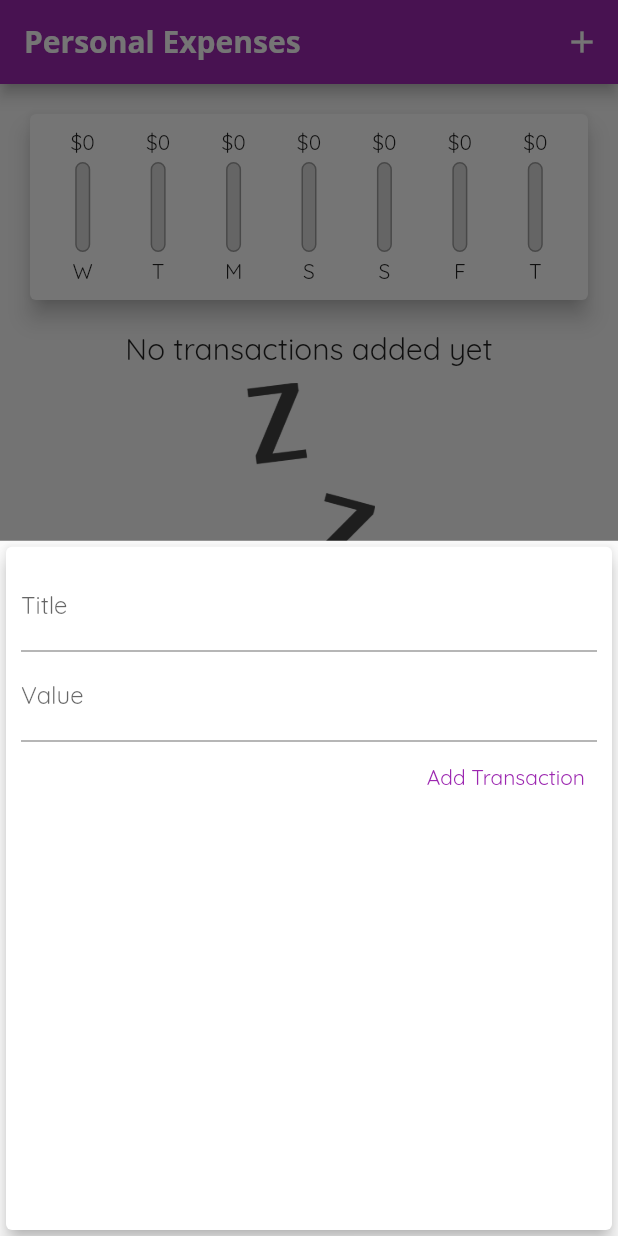
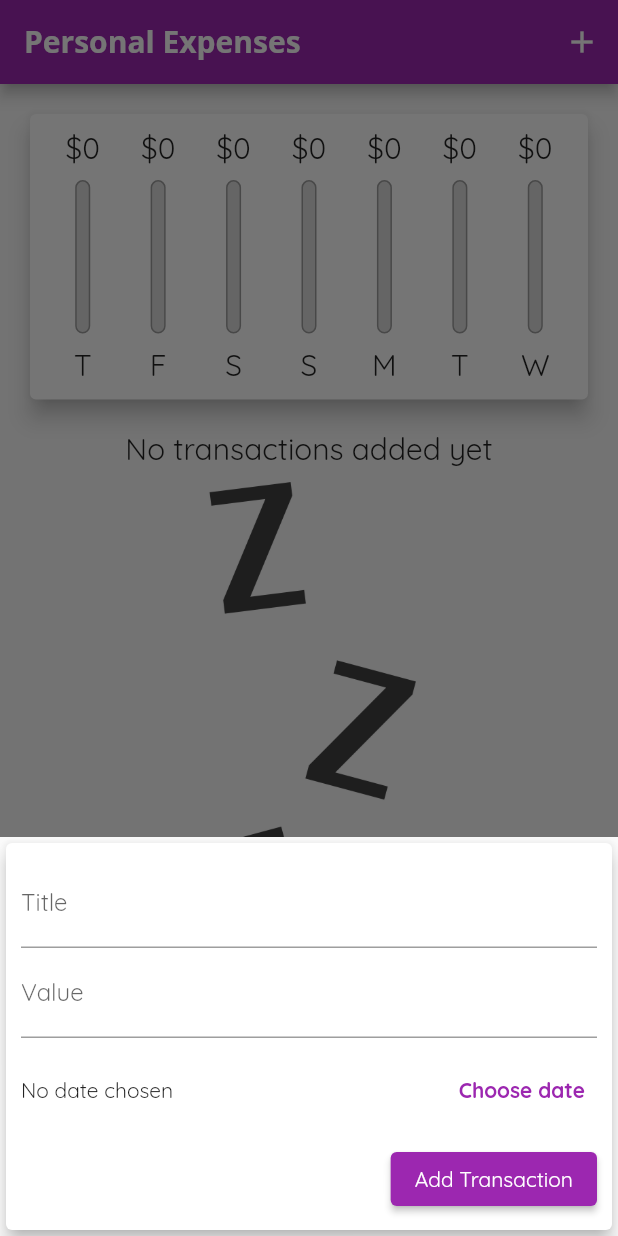
Before and after one commit to GBRRIBEIRO/flutterExpensesTracker, a Flutter app: the screen it shows after launch, after a tap on the "add" icon, on a phone screen of 412 x 824 dp. Run offline on Flutter 3.47's test engine with Material 2 defaults, Android fonts, the phone set to English and light mode, and no system bars.

Commit message:
Project Finished

```diff
--- a/lib/main.dart
+++ b/lib/main.dart
@@ -41,20 +41,9 @@ class MyHomePage extends StatefulWidget {
 }
 
 class _MyHomePageState extends State<MyHomePage> {
-  final List<Transaction> _userTransactions = [
-    // Transaction(
-    //   id: '1',
-    //   title: 'Car',
-    //   value: 10000,
-    //   date: DateTime.now(),
-    // ),
-    // Transaction(
-    //   id: '2',
-    //   title: 'Drugs',
-    //   value: 1000,
-    //   date: DateTime.now(),
-    // )
-  ];
+  final List<Transaction> _userTransactions = [];
+
+  bool _showChart = false;
 
   List<Transaction> get _recentTransactions {
     //'.where' methof returns a "new list" where the conditions met
@@ -67,15 +56,21 @@ class _MyHomePageState extends State<MyHomePage> {
     }).toList();
   }
 
-  void _addNewTransaction(String titleTx, double valueTx) {
+  void _addNewTransaction(String titleTx, double valueTx, DateTime dateTx) {
     final newTx = Transaction(
         id: DateTime.now().toString(),
         title: titleTx,
         value: valueTx,
-        date: DateTime.now());
+        date: dateTx);
 
     setState(() {
       _userTransactions.add(newTx);
+    });
+  }
+
+  void _deleteTransaction(String id) {
+    setState(() {
+      _userTransactions.removeWhere((element) => element.id == id);
     });
   }
 
@@ -89,9 +84,12 @@ class _MyHomePageState extends State<MyHomePage> {
 
   @override
   Widget build(BuildContext context) {
+    final mediaQuery = MediaQuery.of(context);
     initializeDateFormatting();
-    return Scaffold(
-      appBar: AppBar(
+
+    final bool isLandscaped = mediaQuery.orientation == Orientation.landscape;
+
+    final appBar = AppBar(
       title: Text('Personal Expenses'),
       actions: <Widget>[
         IconButton(
@@ -101,12 +99,53 @@ class _MyHomePageState extends State<MyHomePage> {
           icon: Icon(Icons.add),
         )
       ],
+    );
+
+    final txListWidget = Container(
+        height: (mediaQuery.size.height -
+                appBar.preferredSize.height -
+                mediaQuery.padding.top) *
+            0.7,
+        child: TransactionList(_userTransactions, _deleteTransaction));
+
+    return Scaffold(
+      appBar: appBar,
+      body: SafeArea(
+        child: SingleChildScrollView(
+          child: Column(children: [
+            if (isLandscaped)
+              Row(
+                mainAxisAlignment: MainAxisAlignment.center,
+                children: [
+                  Text('Show chart'),
+                  Switch(
+                      value: _showChart,
+                      onChanged: (value) {
+                        setState(() {
+                          _showChart = value;
+                        });
+                      })
+                ],
               ),
-      body: SingleChildScrollView(
-        child: Column(children: [
-          Chart(_recentTransactions),
-          TransactionList(_userTransactions),
+            if (!isLandscaped)
+              Container(
+                  height: (mediaQuery.size.height -
+                          appBar.preferredSize.height -
+                          mediaQuery.padding.top) *
+                      0.3,
+                  child: Chart(_recentTransactions)),
+            if (!isLandscaped) txListWidget,
+            if (isLandscaped)
+              _showChart
+                  ? Container(
+                      height: (mediaQuery.size.height -
+                              appBar.preferredSize.height -
+                              mediaQuery.padding.top) *
+                          0.7,
+                      child: Chart(_recentTransactions))
+                  : txListWidget
           ]),
+        ),
       ),
       floatingActionButtonLocation: FloatingActionButtonLocation.centerFloat,
       floatingActionButton: FloatingActionButton(
--- a/lib/widgets/chart.dart
+++ b/lib/widgets/chart.dart
@@ -38,7 +38,7 @@ class Chart extends StatelessWidget {
         'day': DateFormat.E().format(weekDay).substring(0, 1),
         'amount': totalSum
       };
-    });
+    }).reversed.toList();
   }
 
   double get totalSpending {
--- a/lib/widgets/chart_bar.dart
+++ b/lib/widgets/chart_bar.dart
@@ -9,17 +9,21 @@ class ChartBar extends StatelessWidget {
 
   @override
   Widget build(BuildContext context) {
+    return LayoutBuilder(builder: (ctx, constraints) {
       return Column(
         children: [
           //FittedBox makes things shrink
-        FittedBox(
+          Container(
+            height: constraints.maxHeight * 0.15,
+            child: FittedBox(
               child: Text('\$${spendingAmount.toStringAsFixed(0)}'),
             ),
+          ),
           SizedBox(
-          height: 4,
+            height: constraints.maxHeight * 0.05,
           ),
           Container(
-          height: 60,
+            height: constraints.maxHeight * 0.6,
             width: 10,
             child: Stack(
               children: [
@@ -45,10 +49,13 @@ class ChartBar extends StatelessWidget {
             ),
           ),
           SizedBox(
-          height: 4,
+            height: constraints.maxHeight * 0.05,
           ),
-        Text(label),
+          Container(
+              height: constraints.maxHeight * 0.15,
+              child: FittedBox(child: Text(label))),
         ],
       );
+    });
   }
 }
--- a/lib/widgets/new_transaction.dart
+++ b/lib/widgets/new_transaction.dart
@@ -1,6 +1,7 @@
 import 'package:flutter/material.dart';
 import 'package:flutter/src/widgets/framework.dart';
 import 'package:flutter/src/widgets/placeholder.dart';
+import 'package:intl/intl.dart';
 
 class NewTransaction extends StatefulWidget {
   final Function addTx;
@@ -11,52 +12,99 @@ class NewTransaction extends StatefulWidget {
 }
 
 class _NewTransactionState extends State<NewTransaction> {
-  final titleController = TextEditingController();
+  final _titleController = TextEditingController();
+  final _valueController = TextEditingController();
 
-  final valueController = TextEditingController();
+  DateTime? _selectedDate = null;
 
-  void submitData() {
-    final enteredTitle = titleController.text;
-    final enteredValue = double.parse(valueController.text);
+  void _presentDatePicker() {
+    showDatePicker(
+            context: context,
+            initialDate: DateTime.now(),
+            firstDate: DateTime(2022),
+            lastDate: DateTime.now())
+        .then((pickedDate) {
+      if (pickedDate == null) {
+        return;
+      }
+      setState(() {
+        _selectedDate = pickedDate;
+      });
+    });
+  }
+
+  void _submitData() {
+    final enteredTitle = _titleController.text;
+    final enteredValue = double.parse(_valueController.text);
 
     if (enteredTitle.isEmpty || enteredValue <= 0) {
       return;
     }
 
-    widget.addTx(enteredTitle, enteredValue);
+    widget.addTx(enteredTitle, enteredValue, _selectedDate);
 
     Navigator.of(context).pop();
   }
 
   @override
   Widget build(BuildContext context) {
-    return Card(
+    return SingleChildScrollView(
+      child: Card(
         elevation: 5,
         child: Container(
-        padding: EdgeInsets.all(10),
+          padding: EdgeInsets.only(
+            top: 10,
+            left: 10,
+            right: 10,
+            //viewInsets give information about anything that is overlapping our screen, in this case
+            //is the keyboard
+            bottom: MediaQuery.of(context).viewInsets.bottom + 10,
+          ),
           child: Column(crossAxisAlignment: CrossAxisAlignment.end, children: [
             TextField(
               decoration: InputDecoration(labelText: 'Title'),
-            controller: titleController,
-            onSubmitted: (_) => submitData(),
+              controller: _titleController,
+              onSubmitted: (_) => _submitData(),
             ),
             TextField(
               decoration: InputDecoration(labelText: 'Value'),
-            controller: valueController,
+              controller: _valueController,
               keyboardType: TextInputType.number,
-            onSubmitted: (_) => submitData(),
+              onSubmitted: (_) => _submitData(),
+            ),
+            Container(
+              height: 70,
+              child: Row(
+                children: [
+                  Expanded(
+                    child: Text(_selectedDate == null
+                        ? 'No date chosen'
+                        : 'Selected date: ${DateFormat.yMd().format(_selectedDate!)}'),
                   ),
                   TextButton(
-            onPressed: submitData,
+                      onPressed: _presentDatePicker,
+                      child: Text(
+                        'Choose date',
+                        style: TextStyle(
+                          fontWeight: FontWeight.bold,
+                        ),
+                      ))
+                ],
+              ),
+            ),
+            ElevatedButton(
+              onPressed: _submitData,
               child: Text(
                 'Add Transaction',
                 style: TextStyle(
-                color: Theme.of(context).primaryColor,
+                  color: Colors.white,
+                  backgroundColor: Theme.of(context).primaryColor,
                 ),
               ),
             )
           ]),
         ),
+      ),
     );
   }
 }
```
Also changed, not shown: lib/widgets/transactions_list.dart (+40 -34 lines). Lines whose indentation alone changed are shown as unchanged.
